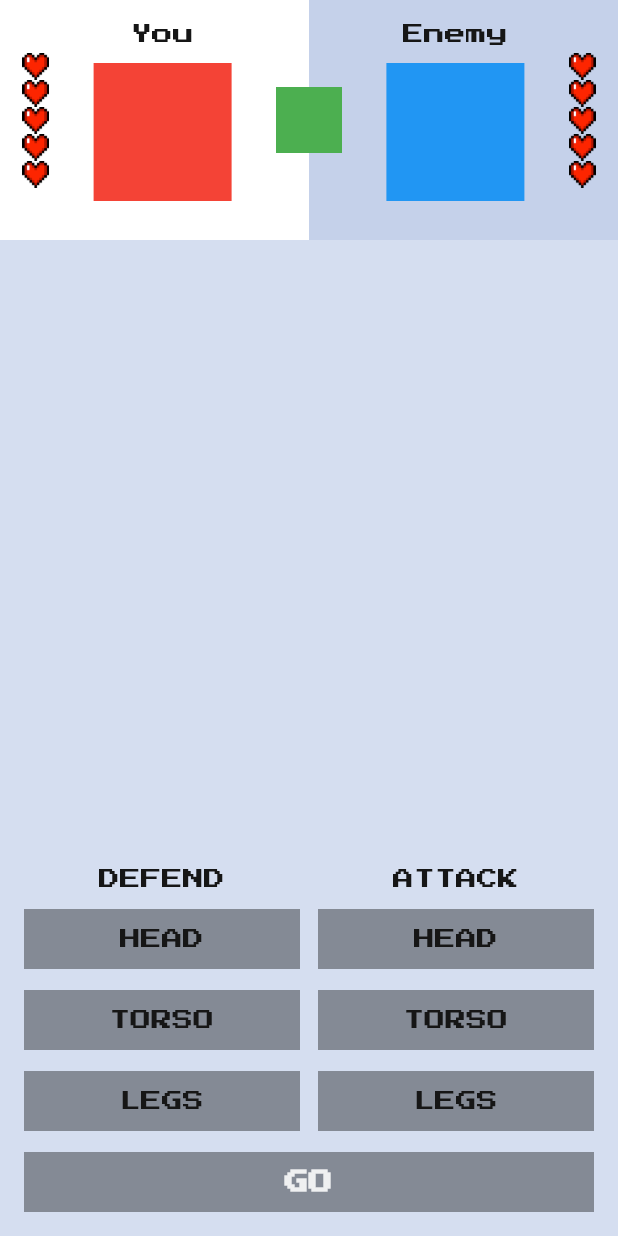
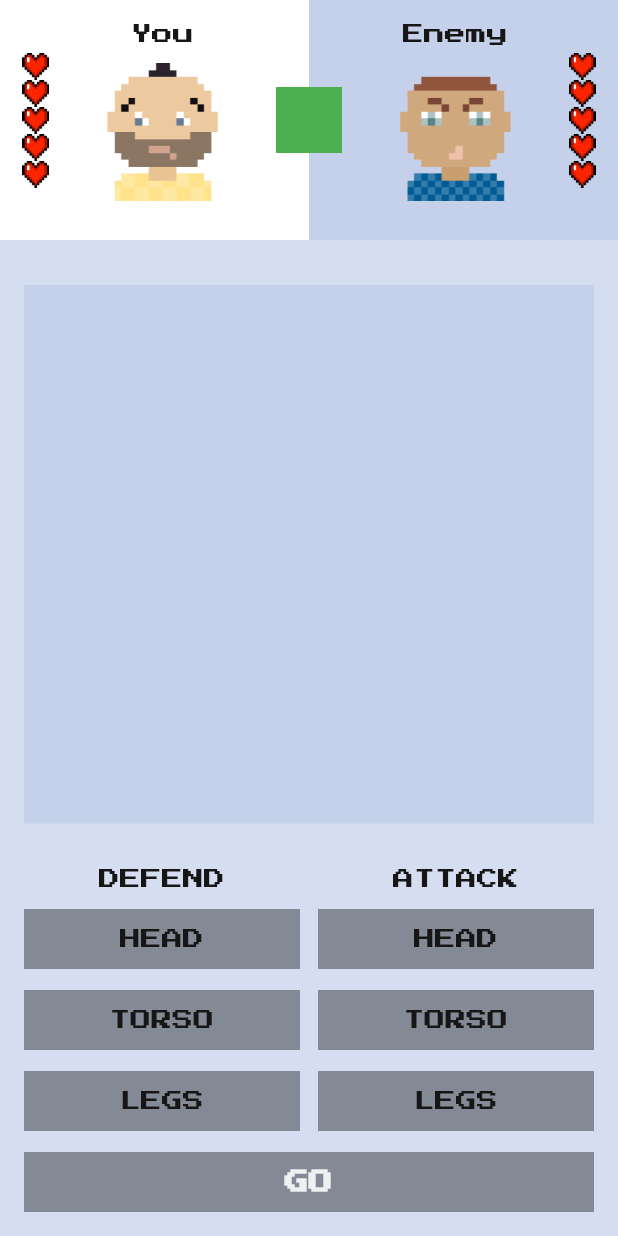
Before and after one commit to NatalinStanislav/flutter_fight_club, a Flutter app: the screen it shows after launch, on a phone screen of 412 x 824 dp. Run offline on Flutter 3.47's test engine with Material 2 defaults, Android fonts, the phone set to English and light mode, and no system bars; our stand-ins replace google_fonts.

```diff
--- /dev/null
+++ b/lib/fight_club_images.dart
@@ -0,0 +1,7 @@
+class FightClubImages {
+
+  FightClubImages._();
+
+  static const youAvatar = "assets/images/you-avatar.png";
+  static const enemyAvatar = "assets/images/enemy-avatar.png";
+}
--- a/lib/main.dart
+++ b/lib/main.dart
@@ -4,6 +4,8 @@ import 'package:flutter/material.dart';
 import 'package:flutter_fight_club/fight_club_colors.dart';
 import 'package:flutter_fight_club/fight_club_icons.dart';
 import 'package:google_fonts/google_fonts.dart';
+
+import 'fight_club_images.dart';
 
 void main() {
   runApp(MyApp());
@@ -54,7 +56,15 @@ class MyHomePageState extends State<MyHomePage> {
               yourLivesCount: yourLives,
               enemiesLivesCount: enemiesLives,
             ),
-            const Expanded(child: SizedBox()),
+            const Expanded(
+              child: Padding(
+                padding:
+                    EdgeInsets.only(left: 16, right: 16, top: 30, bottom: 30),
+                child: ColoredBox(
+                    color: Color.fromRGBO(197, 209, 234, 1),
+                    child: SizedBox(width: double.infinity)),
+              ),
+            ),
             ControlsWidget(
               defendingBodyPart: defendingBodyPart,
               selectAttackingBodyPart: _selectAttackingBodyPart,
@@ -298,9 +308,10 @@ class FightersInfo extends StatelessWidget {
                         color: FightClubColors.darkGreyText,
                       )),
                   SizedBox(height: 12),
-                  ColoredBox(
-                    color: Colors.red,
-                    child: SizedBox(height: 92, width: 92),
+                  Image.asset(
+                    FightClubImages.youAvatar,
+                    width: 92,
+                    height: 92,
                   ),
                 ],
               ),
@@ -316,9 +327,10 @@ class FightersInfo extends StatelessWidget {
                         color: FightClubColors.darkGreyText,
                       )),
                   SizedBox(height: 12),
-                  ColoredBox(
-                    color: Colors.blue,
-                    child: SizedBox(height: 92, width: 92),
+                  Image.asset(
+                    FightClubImages.enemyAvatar,
+                    width: 92,
+                    height: 92,
                   ),
                 ],
               ),
--- a/pubspec.yaml
+++ b/pubspec.yaml
@@ -23,3 +23,4 @@ flutter:
   assets:
     - google_fonts/
     - assets/icons/
+    - assets/images/
```
Also changed, not shown: assets/images/enemy-avatar.png (renamed from assets/icons/enemy-avatar.png), assets/images/you-avatar.png (renamed from assets/icons/you-avatar.png), 2 other files.
